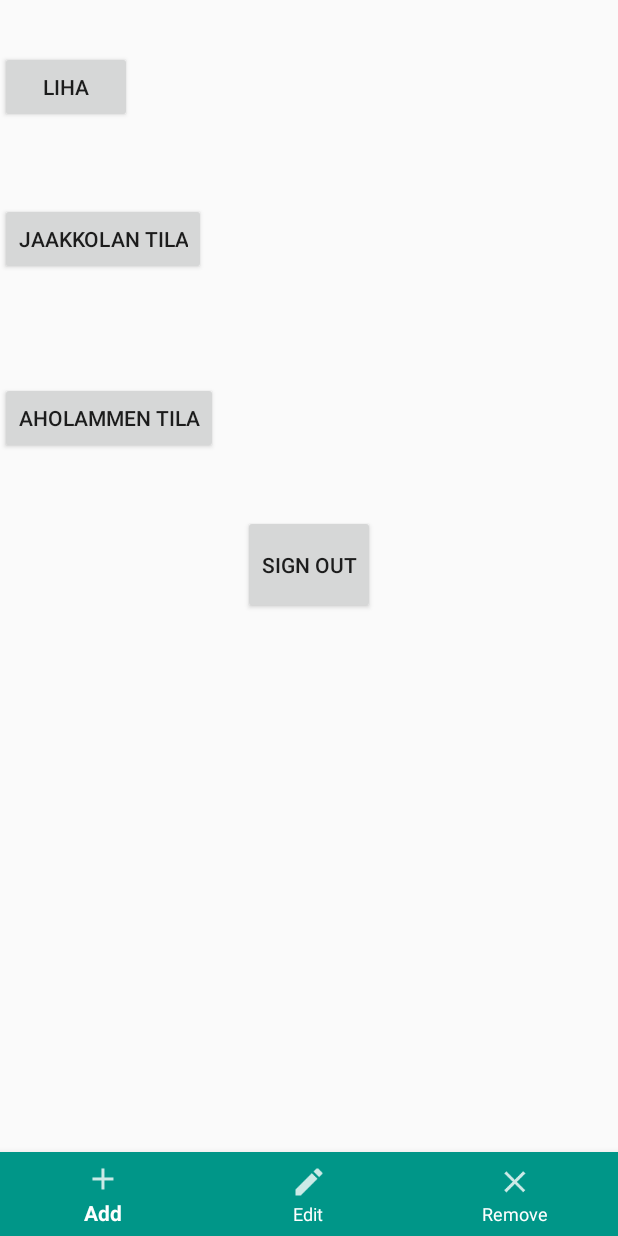
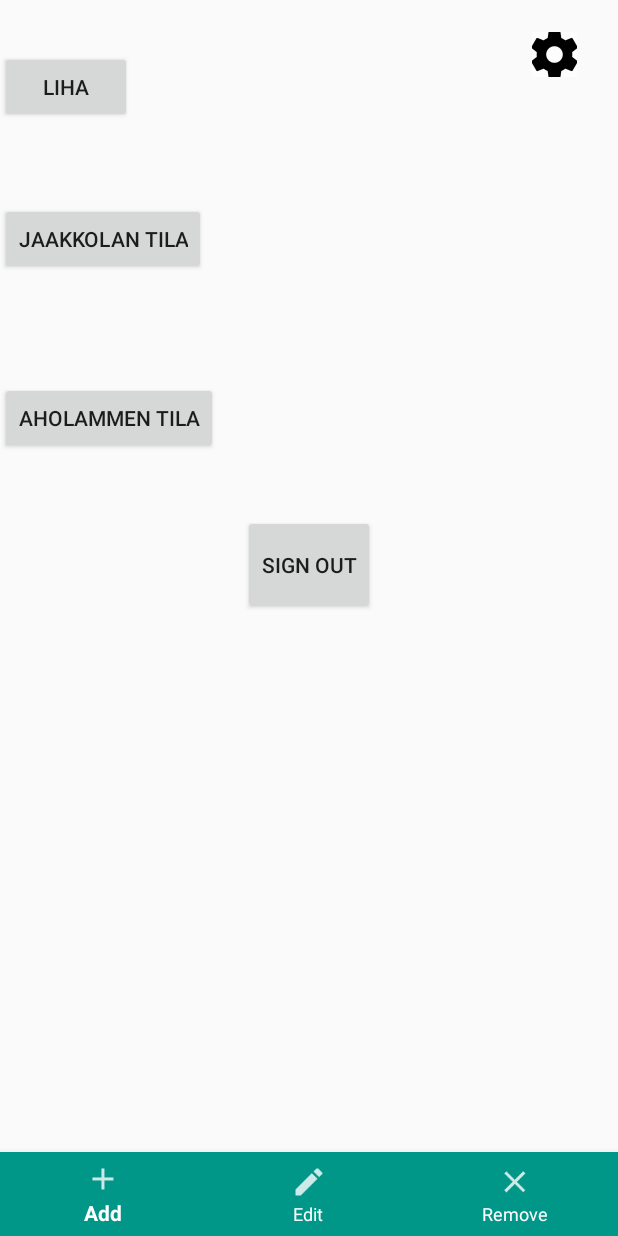
Before and after one commit to jomppe123/MyFood, an Android app: the MyFood screen opened directly, with no data from a screen before it, on a phone screen of 412 x 824 dp. Run offline under Robolectric (Android 15) with nearby library versions, the phone set to English and light mode, and no system bars.

Commit message:
When u login with firebase the Myfood.xml has open. Before it direct you straight to profile.. Profile button added to myfood.xml

```diff
--- a/app/src/main/java/com/example/jomppe/googlesigninoikee/FireBsSignIn.java
+++ b/app/src/main/java/com/example/jomppe/googlesigninoikee/FireBsSignIn.java
@@ -108,7 +108,7 @@ public class FireBsSignIn extends AppCompatActivity{
                         if (task.isSuccessful()){
                             //start profile activity
                             finish();
-                            startActivity(new Intent(getApplicationContext(),ProfileActivity.class));
+                            startActivity(new Intent(getApplicationContext(),MyFood.class));
 
                         }
                     }
--- a/app/src/main/java/com/example/jomppe/googlesigninoikee/MyFood.java
+++ b/app/src/main/java/com/example/jomppe/googlesigninoikee/MyFood.java
@@ -1,5 +1,6 @@
 package com.example.jomppe.googlesigninoikee;
 
+import android.content.Intent;
 import android.support.annotation.NonNull;
 import android.support.design.internal.BottomNavigationItemView;
 import android.support.design.widget.BottomNavigationView;
@@ -8,6 +9,7 @@ import android.os.Bundle;
 import android.view.MenuItem;
 import android.view.View;
 import android.widget.Button;
+import android.widget.ImageButton;
 import android.widget.TextView;
 import android.widget.Toast;
 
@@ -16,6 +18,8 @@ public class MyFood extends AppCompatActivity {
     private TextView liha;
     private TextView kala;
     private TextView peruna;
+
+    private ImageButton imgbtnSettings;
 
     private Button lihabtn;
     private Button kalabtn;
@@ -51,6 +55,14 @@ public class MyFood extends AppCompatActivity {
         liha = (TextView) findViewById(R.id.lihatv);
         kala = (TextView) findViewById(R.id.kalatv);
         peruna = (TextView) findViewById(R.id.perunatv);
+
+        imgbtnSettings = (ImageButton)findViewById(R.id.imgbtnSettings);
+        imgbtnSettings.setOnClickListener(new View.OnClickListener() {
+            @Override
+            public void onClick(View v) {
+                startActivity(new Intent(getApplicationContext(),ProfileActivity.class));
+            }
+        });
 
         lihabtn = (Button) findViewById(R.id.LihaButton);
         kalabtn = (Button) findViewById(R.id.KalaButton);
--- a/app/src/main/res/layout/activity_my_food.xml
+++ b/app/src/main/res/layout/activity_my_food.xml
@@ -87,4 +87,16 @@
         android:layout_below="@+id/PerunaButton"
         android:layout_marginTop="21dp" />
 
+    <ImageButton
+        android:id="@+id/imgbtnSettings"
+        android:layout_width="30dp"
+        android:layout_height="30dp"
+        android:layout_alignParentEnd="true"
+        android:layout_alignParentRight="true"
+        android:layout_alignParentTop="true"
+        android:layout_marginEnd="27dp"
+        android:layout_marginRight="27dp"
+        android:layout_marginTop="21dp"
+        app:srcCompat="@mipmap/ic_settings" />
+
 </RelativeLayout>
```
Also changed, not shown: app/src/main/ic_settings-web.png (added), app/src/main/res/mipmap-hdpi/ic_settings.png (added), app/src/main/res/mipmap-mdpi/ic_settings.png (added), app/src/main/res/mipmap-xhdpi/ic_settings.png (added), app/src/main/res/mipmap-xxhdpi/ic_settings.png (added), app/src/main/res/mipmap-xxxhdpi/ic_settings.png (added).
